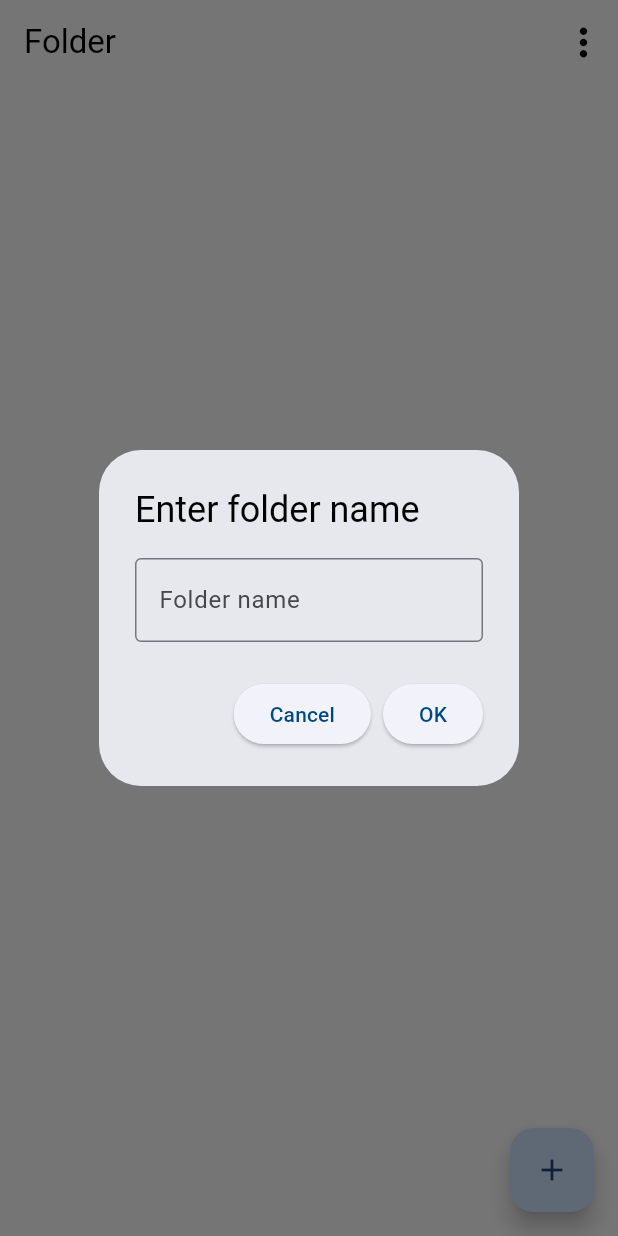
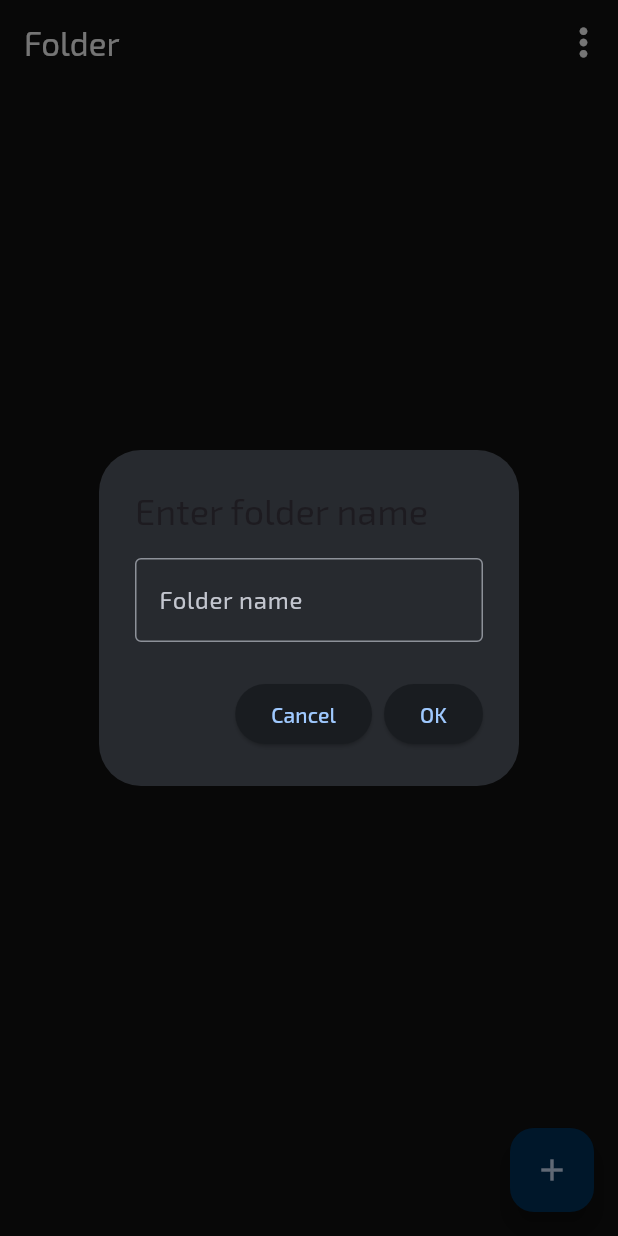
Before and after one commit to chetanr25/quick-docs, a Flutter app: the screen it shows once a user with an empty profile is signed in, after a tap on the "add" icon, on a phone screen of 412 x 824 dp. Run offline on Flutter 3.47's test engine with Material 3 defaults, Android fonts, the phone set to English and light mode, and no system bars; our stand-ins replace cloud_firestore, dio, file_picker, firebase_auth, firebase_core, firebase_storage and 7 more; missing offline and left inert: file_manager, flutter_cached_pdfview, lemmatizerx, pdf_text, shared_storage, stemmer and 2 more; accounts and stored records are empty.

Commit message:
minor UI changes

```diff
--- a/lib/main.dart
+++ b/lib/main.dart
@@ -25,32 +25,7 @@ class MyApp extends StatelessWidget {
     return MaterialApp(
       debugShowCheckedModeBanner: false,
       title: 'Flutter Demo',
-      theme: FlexThemeData.light(
-        colors: const FlexSchemeColor(
-          primary: Color(0xff004881),
-          primaryContainer: Color(0xffd0e4ff),
-          secondary: Color(0xffac3306),
-          secondaryContainer: Color(0xffffdbcf),
-          tertiary: Color(0xff006875),
-          tertiaryContainer: Color(0xff95f0ff),
-          appBarColor: Color(0xffffdbcf),
-          error: Color(0xffb00020),
-        ),
-        surfaceMode: FlexSurfaceMode.levelSurfacesLowScaffold,
-        blendLevel: 7,
-        subThemesData: const FlexSubThemesData(
-          blendOnLevel: 10,
-          blendOnColors: false,
-          useTextTheme: true,
-          useM2StyleDividerInM3: true,
-          alignedDropdown: true,
-          useInputDecoratorThemeInDialogs: true,
-        ),
-        visualDensity: FlexColorScheme.comfortablePlatformDensity,
-        useMaterial3: true,
-        swapLegacyOnMaterial3: true,
-      ),
-      darkTheme: FlexThemeData.dark(
+      theme: FlexThemeData.dark(
         colors: const FlexSchemeColor(
           primary: Color(0xff9fc9ff),
           primaryContainer: Color(0xff00325b),
--- a/lib/screens/home/first_page.dart
+++ b/lib/screens/home/first_page.dart
@@ -230,18 +230,21 @@ class _FirstPageState extends State<FirstPage> {
                               label: const Text('Search'),
                             ),
                           ),
+                          if (Platform.isAndroid)
                             Container(
                               constraints: BoxConstraints(
                                 maxHeight:
                                     MediaQuery.of(context).size.height - 100,
-                              maxWidth: MediaQuery.of(context).size.width - 30,
+                                maxWidth:
+                                    MediaQuery.of(context).size.width - 30,
                               ),
                               child: GestureDetector(
                                 onTap: () {
                                   Navigator.push(
                                     context,
                                     MaterialPageRoute(
-                                    builder: (context) => const LocalPdfView(),
+                                      builder: (context) =>
+                                          const LocalPdfView(),
                                     ),
                                   );
                                 },
```
Also changed, not shown: 2 other files. Lines whose indentation alone changed are shown as unchanged.
